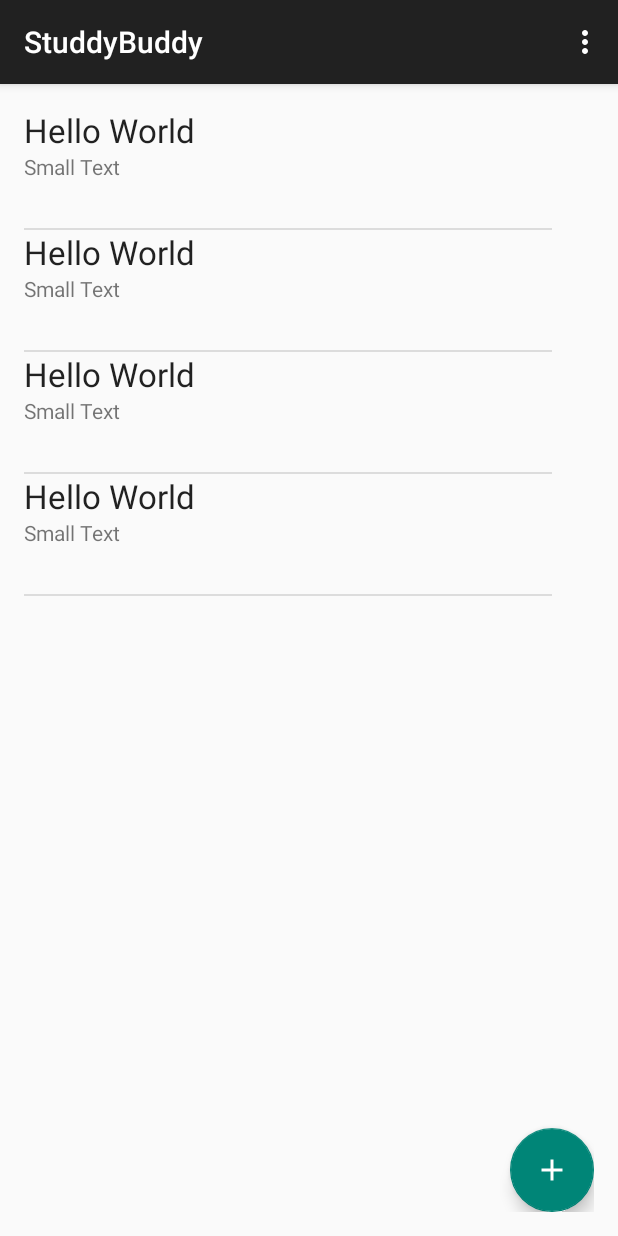
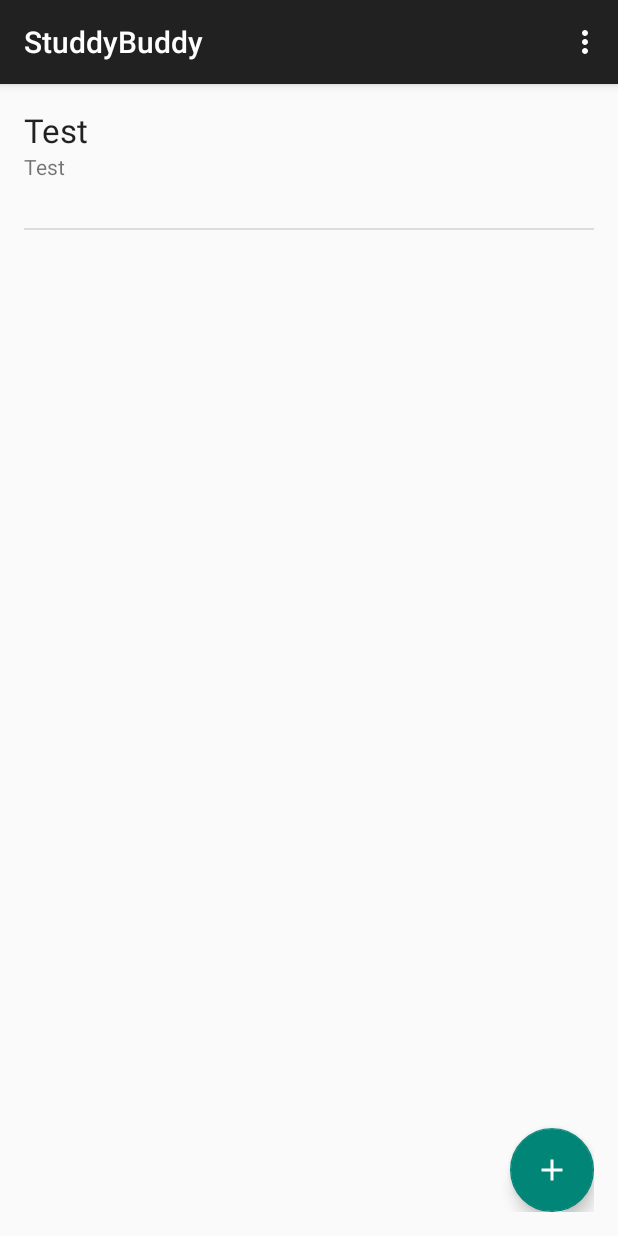
Before and after one commit to kfuh1/StudyBuddy, an Android app: the screen it shows after launch (MainActivity), in the options menu, after a tap on "Settings", on a phone screen of 412 x 824 dp. Run offline under Robolectric (Android 15) with nearby library versions, the phone set to English and light mode, and no system bars.

Commit message:
Added a "StudySession" object with skeleton infrastructure, added a detail view, added custom adapter

```diff
--- a/StudyBuddy/app/src/main/java/android/example/com/studdybuddy/MainActivity.java
+++ b/StudyBuddy/app/src/main/java/android/example/com/studdybuddy/MainActivity.java
@@ -89,8 +89,10 @@ public class MainActivity extends ActionBarActivity {
 
         @Override
         public int getCount() {
-            // Show 3 total pages.
-            return 2;
+            // Show  total pages.
+
+            //TODO Change this to 2 when Map View works
+            return 1;
         }
 
         @Override
--- /dev/null
+++ b/StudyBuddy/app/src/main/java/android/example/com/studdybuddy/StudySessionAdapter.java
@@ -0,0 +1,38 @@
+package android.example.com.studdybuddy;
+
+import android.content.Context;
+import android.view.LayoutInflater;
+import android.view.View;
+import android.view.ViewGroup;
+import android.widget.ArrayAdapter;
+import android.widget.TextView;
+
+import java.util.ArrayList;
+
+
+/**
+ * Created by John on 7/26/15.
+ */
+
+//Custom Adapter to take in a StudySession Object and display its contents in teh list view
+public class StudySessionAdapter extends ArrayAdapter<StudySession> {
+    public StudySessionAdapter(Context context, ArrayList<StudySession> sessions) {
+        super(context, 0, sessions);
+    }
+
+    @Override
+    public View getView(int position, View convertView, ViewGroup parent) {
+        StudySession studySession = getItem(position);
+
+        // Check if an existing view is being reused, otherwise inflate the view
+        if (convertView == null) {
+            convertView = LayoutInflater.from(getContext()).inflate(R.layout.list_item_studysession, parent, false);
+        }
+        TextView sessionName = (TextView) convertView.findViewById(R.id.list_item_studysession_name_textview);
+        TextView sessionDesc = (TextView) convertView.findViewById(R.id.list_item_studysession_desc_textview);
+
+        sessionName.setText(studySession.getSessionName());
+        sessionDesc.setText(studySession.getSessionDescription());
+        return convertView;
+    }
+}
--- /dev/null
+++ b/StudyBuddy/app/src/main/java/android/example/com/studdybuddy/StudySessionDetailActivity.java
@@ -0,0 +1,39 @@
+package android.example.com.studdybuddy;
+
+import android.support.v7.app.ActionBarActivity;
+import android.os.Bundle;
+import android.view.Menu;
+import android.view.MenuItem;
+
+
+public class StudySessionDetailActivity extends ActionBarActivity {
+
+    @Override
+    protected void onCreate(Bundle savedInstanceState) {
+        super.onCreate(savedInstanceState);
+        setContentView(R.layout.activity_study_session_detail);
+    }
+
+
+    @Override
+    public boolean onCreateOptionsMenu(Menu menu) {
+        // Inflate the menu; this adds items to the action bar if it is present.
+        getMenuInflater().inflate(R.menu.menu_study_session_detail, menu);
+        return true;
+    }
+
+    @Override
+    public boolean onOptionsItemSelected(MenuItem item) {
+        // Handle action bar item clicks here. The action bar will
+        // automatically handle clicks on the Home/Up button, so long
+        // as you specify a parent activity in AndroidManifest.xml.
+        int id = item.getItemId();
+
+        //noinspection SimplifiableIfStatement
+        if (id == R.id.action_settings) {
+            return true;
+        }
+
+        return super.onOptionsItemSelected(item);
+    }
+}
--- /dev/null
+++ b/StudyBuddy/app/src/main/java/android/example/com/studdybuddy/StudySessionDetailActivityFragment.java
@@ -0,0 +1,41 @@
+package android.example.com.studdybuddy;
+
+import android.os.Bundle;
+import android.support.v4.app.Fragment;
+import android.view.LayoutInflater;
+import android.view.View;
+import android.view.ViewGroup;
+import android.widget.TextView;
+
+
+/**
+ * A placeholder fragment containing a simple view.
+ */
+public class StudySessionDetailActivityFragment extends Fragment {
+
+    private String testText;
+
+    public StudySessionDetailActivityFragment() {
+    }
+
+    @Override
+    public View onCreateView(LayoutInflater inflater, ViewGroup container,
+                             Bundle savedInstanceState) {
+
+
+
+
+        View rootView =  inflater.inflate(R.layout.fragment_study_session_detail, container, false);
+
+        Bundle bundle = getActivity().getIntent().getExtras();
+        if (bundle != null ) {
+            testText = bundle.getString("sessionName");
+            ((TextView) rootView.findViewById(R.id.detail_text_temp))
+                    .setText(testText);
+        }
+
+
+
+        return rootView;
+    }
+}
--- a/StudyBuddy/app/src/main/java/android/example/com/studdybuddy/StudySessionFragment.java
+++ b/StudyBuddy/app/src/main/java/android/example/com/studdybuddy/StudySessionFragment.java
@@ -4,13 +4,16 @@ package android.example.com.studdybuddy;
  * Created by John on 7/18/15.
  */
 
+import android.content.Intent;
 import android.os.Bundle;
+import android.support.design.widget.FloatingActionButton;
 import android.support.v4.app.Fragment;
 import android.view.LayoutInflater;
 import android.view.View;
 import android.view.ViewGroup;
-        import android.widget.ArrayAdapter;
+import android.widget.AdapterView;
 import android.widget.ListView;
+import android.widget.Toast;
 
 import java.util.ArrayList;
 
@@ -24,7 +27,9 @@ public class StudySessionFragment extends Fragment {
 
     //TODO: Make this adapter array take in a custom "Study Session" object
 
-    private ArrayAdapter<String> mStudySessionAdapter;
+    private StudySessionAdapter mStudySessionAdapter;
+
+    public ArrayList<StudySession> mStudySessions = new ArrayList<StudySession>(); //Hold teh objects themselves
     /**
      * Returns a new instance of this fragment for the given section
      * number.
@@ -45,26 +50,56 @@ public class StudySessionFragment extends Fragment {
                              Bundle savedInstanceState) {
 
 
-        mStudySessionAdapter = new ArrayAdapter<String>(
-                getActivity(),
-                R.layout.list_item_studysession,
-                R.id.list_item_studysession_name_textview,
-                new ArrayList<String>()
-        );
+        mStudySessionAdapter = new StudySessionAdapter(getActivity(),mStudySessions);
+
 
         View rootView = inflater.inflate(R.layout.fragment_main, container, false);
+
+        //Temp action to add data
+        FloatingActionButton mButton = (FloatingActionButton) rootView.findViewById(R.id.fab);
+
+
+        mButton.setOnClickListener(new View.OnClickListener() {
+            public void onClick(View v) {
+                newSession();
+            }
+        });
+
+
 
         // Get a reference to the ListView, and attach this adapter to it.
         ListView listView = (ListView) rootView.findViewById(R.id.listView_studdysession);
         listView.setAdapter(mStudySessionAdapter);
 
+
+        listView.setOnItemClickListener(new AdapterView.OnItemClickListener() {
+            @Override
+            public void onItemClick(AdapterView<?> parent, View view, int position, long id) {
+
+                Intent intent = new Intent(getActivity(), StudySessionDetailActivity.class);
+                Bundle bundle = new Bundle(); //Use a bundle to sotre multiple objects with a key/value pair
+                bundle.putString("sessionName", mStudySessionAdapter.getItem(position).getSessionName());
+                intent.putExtras(bundle);
+                startActivity(intent);
+            }
+
+        });
+
     //TODO: Set up proper floatingactionbutton to launch a "create" view to make a session
-        mStudySessionAdapter.add("Hello World");
-        mStudySessionAdapter.add("Hello World");
-        mStudySessionAdapter.add("Hello World");
-        mStudySessionAdapter.add("Hello World");
+
+
 
 
         return rootView;
     }
+
+    //Make a fake session object upon pressing the FAB
+    public void newSession(){
+        Toast toast = Toast.makeText(getActivity(),"YEP!", Toast.LENGTH_SHORT);
+        toast.show();
+        mStudySessionAdapter.add(new StudySession("Test","Test"));
+
     }
+
+
+}
--- /dev/null
+++ b/StudyBuddy/app/src/main/res/layout/activity_study_session_detail.xml
@@ -0,0 +1,5 @@
+<fragment xmlns:android="http://schemas.android.com/apk/res/android"
+    xmlns:tools="http://schemas.android.com/tools" android:id="@+id/fragment"
+    android:name="android.example.com.studdybuddy.StudySessionDetailActivityFragment"
+    tools:layout="@layout/fragment_study_session_detail" android:layout_width="match_parent"
+    android:layout_height="match_parent" />
--- a/StudyBuddy/app/src/main/res/layout/fragment_main.xml
+++ b/StudyBuddy/app/src/main/res/layout/fragment_main.xml
@@ -18,12 +18,9 @@
         android:layout_height="match_parent"
         android:id="@+id/listView_studdysession"
         android:clickable="true"
-        android:layout_above="@+id/fab"
-        android:layout_alignRight="@+id/fab"
-        android:layout_alignEnd="@+id/fab"
-        android:layout_marginRight="28dp"
-        android:layout_marginEnd="28dp"
-        android:layout_marginBottom="44dp" />
+        android:layout_alignParentBottom="true"
+        android:layout_alignParentRight="true"
+        android:layout_alignParentEnd="true" />
 
 
 
--- /dev/null
+++ b/StudyBuddy/app/src/main/res/menu/menu_study_session_detail.xml
@@ -0,0 +1,7 @@
+<menu xmlns:android="http://schemas.android.com/apk/res/android"
+    xmlns:app="http://schemas.android.com/apk/res-auto"
+    xmlns:tools="http://schemas.android.com/tools"
+    tools:context="android.example.com.studdybuddy.StudySessionDetailActivity">
+    <item android:id="@+id/action_settings" android:title="@string/action_settings"
+        android:orderInCategory="100" app:showAsAction="never" />
+</menu>
--- a/StudyBuddy/app/src/main/res/values/strings.xml
+++ b/StudyBuddy/app/src/main/res/values/strings.xml
@@ -6,4 +6,6 @@
 
 
     <string name="action_settings">Settings</string>
+    <string name="title_activity_study_session_detail">StudySessionDetailActivity</string>
+    <string name="hello_world">Hello world!</string>
 </resources>
```
Also changed, not shown: StudyBuddy/app/src/main/AndroidManifest.xml (+8 -0 lines), StudyBuddy/app/src/main/java/android/example/com/studdybuddy/StudySession.java (added, +37 -0 lines), StudyBuddy/app/src/main/res/layout/fragment_study_session_detail.xml (added, +13 -0 lines). Lines whose indentation alone changed are shown as unchanged.
